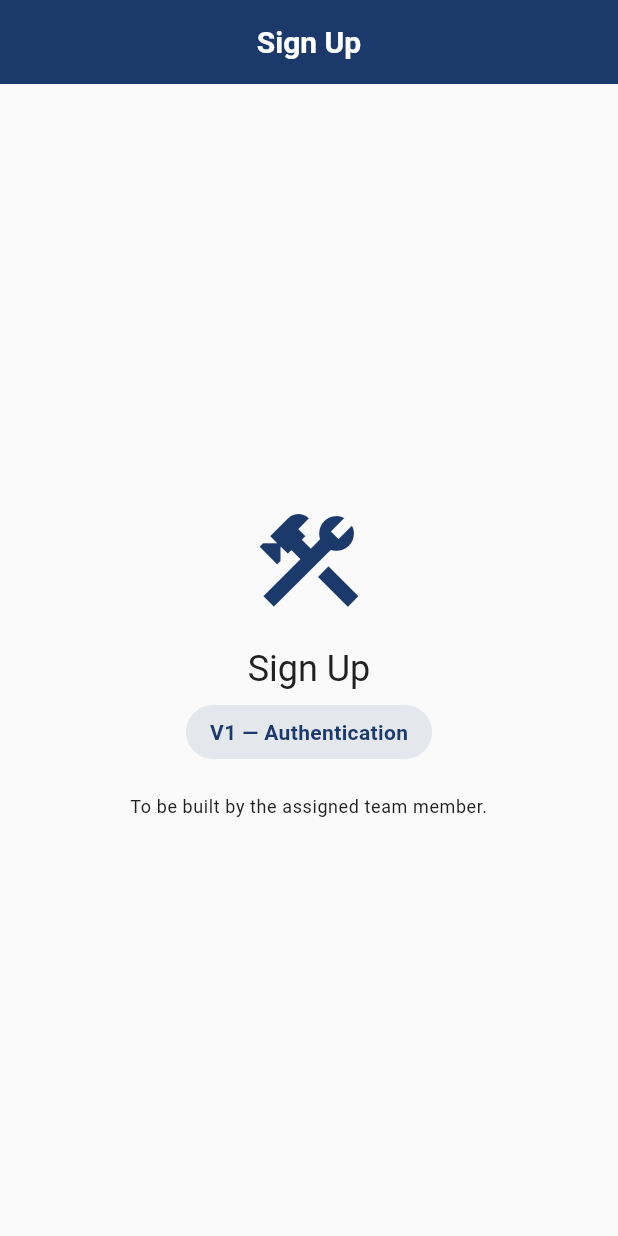
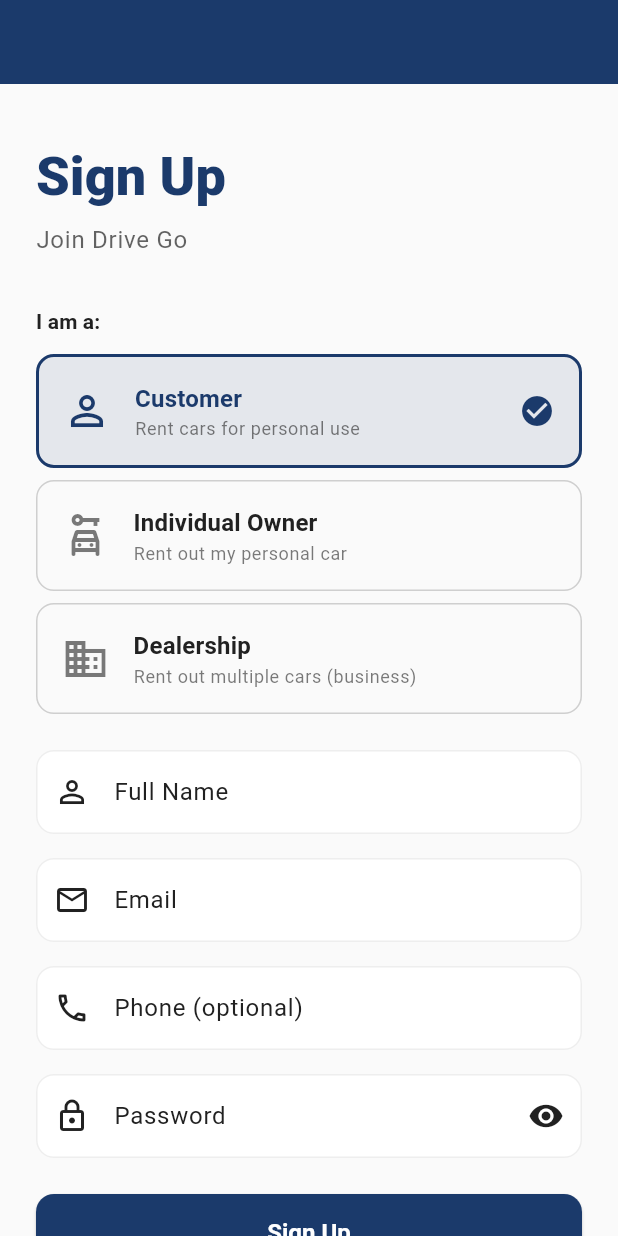
Before and after one commit to ahmedkhaledbayoumy/drive-go, a Flutter app: the LoginScreen screen opened by its route, after a tap on "Sign In", after a tap on "Sign Up", on a phone screen of 412 x 824 dp. Run offline on Flutter 3.47's test engine with Material 3 defaults, Android fonts, the phone set to English and light mode, and no system bars; our stand-ins replace cached_network_image, go_router, google_fonts, image_picker, shared_preferences, supabase_flutter; accounts and stored records are empty; network calls fail; Roboto replaces fonts that are missing (Cairo).

Commit message:
V1.2: Sign Up screen with account type picker + auth state fix

```diff
--- /dev/null
+++ b/lib/features/auth/signup_screen.dart
@@ -0,0 +1,389 @@
+import 'package:flutter/material.dart';
+import 'package:go_router/go_router.dart';
+import 'package:provider/provider.dart';
+import 'package:supabase_flutter/supabase_flutter.dart';
+import '../../l10n/app_localizations.dart';
+import '../../models/enums.dart';
+import '../../services/auth_provider.dart';
+
+class SignUpScreen extends StatefulWidget {
+  const SignUpScreen({super.key});
+
+  @override
+  State<SignUpScreen> createState() => _SignUpScreenState();
+}
+
+class _SignUpScreenState extends State<SignUpScreen> {
+  final _formKey = GlobalKey<FormState>();
+  final _emailController = TextEditingController();
+  final _passwordController = TextEditingController();
+  final _fullNameController = TextEditingController();
+  final _phoneController = TextEditingController();
+  final _businessNameController = TextEditingController();
+  final _cityController = TextEditingController();
+
+  AccountType _accountType = AccountType.customer;
+  bool _obscurePassword = true;
+  bool _loading = false;
+
+  @override
+  void dispose() {
+    _emailController.dispose();
+    _passwordController.dispose();
+    _fullNameController.dispose();
+    _phoneController.dispose();
+    _businessNameController.dispose();
+    _cityController.dispose();
+    super.dispose();
+  }
+
+  Future<void> _handleSignUp() async {
+    if (!_formKey.currentState!.validate()) return;
+    setState(() => _loading = true);
+    try {
+      await context.read<AuthProvider>().signUpWithEmail(
+            email: _emailController.text.trim(),
+            password: _passwordController.text,
+            fullName: _fullNameController.text.trim(),
+            accountType: _accountType,
+            phone: _phoneController.text.trim().isEmpty
+                ? null
+                : _phoneController.text.trim(),
+            businessName: _accountType == AccountType.dealership
+                ? _businessNameController.text.trim()
+                : null,
+            city: _cityController.text.trim().isEmpty
+                ? null
+                : _cityController.text.trim(),
+          );
+    } on AuthException catch (e) {
+      if (!mounted) return;
+      _showError(e.message);
+    } catch (_) {
+      if (!mounted) return;
+      _showError('Something went wrong. Try again.');
+    } finally {
+      if (mounted) setState(() => _loading = false);
+    }
+  }
+
+  void _showError(String msg) {
+    ScaffoldMessenger.of(context).showSnackBar(
+      SnackBar(
+        content: Text(msg),
+        backgroundColor: Theme.of(context).colorScheme.error,
+      ),
+    );
+  }
+
+  @override
+  Widget build(BuildContext context) {
+    final t = AppLocalizations.of(context)!;
+    final theme = Theme.of(context);
+
+    return Scaffold(
+      appBar: AppBar(),
+      body: SafeArea(
+        child: SingleChildScrollView(
+          padding: const EdgeInsets.all(24),
+          child: Form(
+            key: _formKey,
+            child: Column(
+              crossAxisAlignment: CrossAxisAlignment.stretch,
+              children: [
+                const SizedBox(height: 16),
+                Text(
+                  t.signUp,
+                  style: theme.textTheme.displaySmall?.copyWith(
+                    fontWeight: FontWeight.w800,
+                    color: theme.colorScheme.primary,
+                  ),
+                ),
+                const SizedBox(height: 8),
+                Text(
+                  'Join Drive Go',
+                  style: theme.textTheme.bodyLarge?.copyWith(
+                    color: theme.colorScheme.onSurface.withValues(alpha: 0.7),
+                  ),
+                ),
+                const SizedBox(height: 32),
+                Text('I am a:',
+                    style: theme.textTheme.titleSmall
+                        ?.copyWith(fontWeight: FontWeight.w600)),
+                const SizedBox(height: 12),
+                _AccountTypePicker(
+                  selected: _accountType,
+                  enabled: !_loading,
+                  onChanged: (type) => setState(() => _accountType = type),
+                ),
+                const SizedBox(height: 24),
+                TextFormField(
+                  controller: _fullNameController,
+                  textInputAction: TextInputAction.next,
+                  enabled: !_loading,
+                  decoration: const InputDecoration(
+                    labelText: 'Full Name',
+                    prefixIcon: Icon(Icons.person_outline),
+                  ),
+                  validator: (v) {
+                    if (v == null || v.trim().isEmpty) {
+                      return 'Full name is required';
+                    }
+                    if (v.trim().length < 3) return 'Name too short';
+                    return null;
+                  },
+                ),
+                const SizedBox(height: 16),
+                TextFormField(
+                  controller: _emailController,
+                  keyboardType: TextInputType.emailAddress,
+                  textInputAction: TextInputAction.next,
+                  enabled: !_loading,
+                  decoration: InputDecoration(
+                    labelText: t.email,
+                    prefixIcon: const Icon(Icons.email_outlined),
+                  ),
+                  validator: (v) {
+                    if (v == null || v.trim().isEmpty) {
+                      return 'Email is required';
+                    }
+                    if (!v.contains('@')) return 'Invalid email';
+                    return null;
+                  },
+                ),
+                const SizedBox(height: 16),
+                TextFormField(
+                  controller: _phoneController,
+                  keyboardType: TextInputType.phone,
+                  textInputAction: TextInputAction.next,
+                  enabled: !_loading,
+                  decoration: const InputDecoration(
+                    labelText: 'Phone (optional)',
+                    prefixIcon: Icon(Icons.phone_outlined),
+                  ),
+                ),
+                const SizedBox(height: 16),
+                TextFormField(
+                  controller: _passwordController,
+                  obscureText: _obscurePassword,
+                  textInputAction: _accountType == AccountType.dealership
+                      ? TextInputAction.next
+                      : TextInputAction.done,
+                  enabled: !_loading,
+                  onFieldSubmitted: _accountType != AccountType.dealership
+                      ? (_) => _handleSignUp()
+                      : null,
+                  decoration: InputDecoration(
+                    labelText: t.password,
+                    prefixIcon: const Icon(Icons.lock_outlined),
+                    suffixIcon: IconButton(
+                      icon: Icon(_obscurePassword
+                          ? Icons.visibility
+                          : Icons.visibility_off),
+                      onPressed: () =>
+                          setState(() => _obscurePassword = !_obscurePassword),
+                    ),
+                  ),
+                  validator: (v) {
+                    if (v == null || v.isEmpty) {
+                      return 'Password is required';
+                    }
+                    if (v.length < 6) return 'Min 6 characters';
+                    return null;
+                  },
+                ),
+                if (_accountType == AccountType.dealership) ...[
+                  const SizedBox(height: 16),
+                  TextFormField(
+                    controller: _businessNameController,
+                    textInputAction: TextInputAction.next,
+                    enabled: !_loading,
+                    decoration: const InputDecoration(
+                      labelText: 'Business Name',
+                      prefixIcon: Icon(Icons.business_outlined),
+                    ),
+                    validator: (v) {
+                      if (v == null || v.trim().isEmpty) {
+                        return 'Business name is required';
+                      }
+                      return null;
+                    },
+                  ),
+                  const SizedBox(height: 16),
+                  TextFormField(
+                    controller: _cityController,
+                    textInputAction: TextInputAction.done,
+                    enabled: !_loading,
+                    onFieldSubmitted: (_) => _handleSignUp(),
+                    decoration: const InputDecoration(
+                      labelText: 'City',
+                      prefixIcon: Icon(Icons.location_city_outlined),
+                    ),
+                    validator: (v) {
+                      if (v == null || v.trim().isEmpty) {
+                        return 'City is required';
+                      }
+                      return null;
+                    },
+                  ),
+                ],
+                const SizedBox(height: 24),
+                ElevatedButton(
+                  onPressed: _loading ? null : _handleSignUp,
+                  child: _loading
+                      ? const SizedBox(
+                          height: 24,
+                          width: 24,
+                          child: CircularProgressIndicator(
+                            strokeWidth: 2,
+                            color: Colors.white,
+                          ),
+                        )
+                      : Text(t.signUp),
+                ),
+                const SizedBox(height: 24),
+                Row(
+                  mainAxisAlignment: MainAxisAlignment.center,
+                  children: [
+                    Text('Already have an account? ',
+                        style: theme.textTheme.bodyMedium),
+                    TextButton(
+                      onPressed: _loading ? null : () => context.go('/login'),
+                      style: TextButton.styleFrom(
+                        padding: EdgeInsets.zero,
+                        minimumSize: const Size(50, 30),
+                      ),
+                      child: Text(t.signIn),
+                    ),
+                  ],
+                ),
+              ],
+            ),
+          ),
+        ),
+      ),
+    );
+  }
+}
+
+class _AccountTypePicker extends StatelessWidget {
+  final AccountType selected;
+  final bool enabled;
+  final ValueChanged<AccountType> onChanged;
+
+  const _AccountTypePicker({
+    required this.selected,
+    required this.enabled,
+    required this.onChanged,
+  });
+
+  @override
+  Widget build(BuildContext context) {
+    return Column(
+      children: [
+        _TypeCard(
+          icon: Icons.person_outline,
+          title: 'Customer',
+          subtitle: 'Rent cars for personal use',
+          selected: selected == AccountType.customer,
+          enabled: enabled,
+          onTap: () => onChanged(AccountType.customer),
+        ),
+        const SizedBox(height: 8),
+        _TypeCard(
+          icon: Icons.car_rental_outlined,
+          title: 'Individual Owner',
+          subtitle: 'Rent out my personal car',
+          selected: selected == AccountType.individualOwner,
+          enabled: enabled,
+          onTap: () => onChanged(AccountType.individualOwner),
+        ),
+        const SizedBox(height: 8),
+        _TypeCard(
+          icon: Icons.business_outlined,
+          title: 'Dealership',
+          subtitle: 'Rent out multiple cars (business)',
+          selected: selected == AccountType.dealership,
+          enabled: enabled,
+          onTap: () => onChanged(AccountType.dealership),
+        ),
+      ],
+    );
+  }
+}
+
+class _TypeCard extends StatelessWidget {
+  final IconData icon;
+  final String title;
+  final String subtitle;
+  final bool selected;
+  final bool enabled;
+  final VoidCallback onTap;
+
+  const _TypeCard({
+    required this.icon,
+    required this.title,
+    required this.subtitle,
+    required this.selected,
+    required this.enabled,
+    required this.onTap,
+  });
+
+  @override
+  Widget build(BuildContext context) {
+    final theme = Theme.of(context);
+    return InkWell(
+      onTap: enabled ? onTap : null,
+      borderRadius: BorderRadius.circular(12),
+      child: Container(
+        padding: const EdgeInsets.all(16),
+        decoration: BoxDecoration(
+          color: selected
+              ? theme.colorScheme.primary.withValues(alpha: 0.1)
+              : Colors.transparent,
+          border: Border.all(
+            color: selected
+                ? theme.colorScheme.primary
+                : theme.colorScheme.onSurface.withValues(alpha: 0.2),
+            width: selected ? 2 : 1,
+          ),
+          borderRadius: BorderRadius.circular(12),
+        ),
+        child: Row(
+          children: [
+            Icon(
+              icon,
+              size: 32,
+              color: selected
+                  ? theme.colorScheme.primary
+                  : theme.colorScheme.onSurface.withValues(alpha: 0.6),
+            ),
+            const SizedBox(width: 16),
+            Expanded(
+              child: Column(
+                crossAxisAlignment: CrossAxisAlignment.start,
+                children: [
+                  Text(
+                    title,
+                    style: theme.textTheme.titleMedium?.copyWith(
+                      fontWeight: FontWeight.w700,
+                      color: selected ? theme.colorScheme.primary : null,
+                    ),
+                  ),
+                  Text(
+                    subtitle,
+                    style: theme.textTheme.bodySmall?.copyWith(
+                      color: theme.colorScheme.onSurface.withValues(alpha: 0.6),
+                    ),
+                  ),
+                ],
+              ),
+            ),
+            if (selected)
+              Icon(Icons.check_circle, color: theme.colorScheme.primary),
+          ],
+        ),
+      ),
+    );
+  }
+}
--- a/lib/features/shared/placeholder_screen.dart
+++ b/lib/features/shared/placeholder_screen.dart
@@ -1,8 +1,9 @@
 import 'package:flutter/material.dart';
 import 'package:go_router/go_router.dart';
+import 'package:provider/provider.dart';
+import '../../services/auth_provider.dart';
 
 /// Generic placeholder used for every screen that hasn't been built yet.
-/// Each vertical owner will replace these with real implementations.
 class PlaceholderScreen extends StatelessWidget {
   final String screenName;
   final String verticalOwner;
@@ -15,6 +16,8 @@
 
   @override
   Widget build(BuildContext context) {
+    final auth = context.watch<AuthProvider>();
+
     return Scaffold(
       appBar: AppBar(
         title: Text(screenName),
@@ -24,6 +27,15 @@
                 onPressed: () => context.pop(),
               )
             : null,
+        actions: [
+          // Temporary logout button for development (until V1.5 Settings is built)
+          if (auth.isAuthenticated || auth.isGuest)
+            IconButton(
+              icon: const Icon(Icons.logout),
+              tooltip: 'Sign out',
+              onPressed: () => auth.signOut(),
+            ),
+        ],
       ),
       body: Center(
         child: Padding(
@@ -46,7 +58,10 @@
                 padding:
                     const EdgeInsets.symmetric(horizontal: 16, vertical: 8),
                 decoration: BoxDecoration(
-                  color: Theme.of(context).colorScheme.primary.withValues(alpha: 0.1),
+                  color: Theme.of(context)
+                      .colorScheme
+                      .primary
+                      .withValues(alpha: 0.1),
                   borderRadius: BorderRadius.circular(20),
                 ),
                 child: Text(
--- a/lib/services/app_router.dart
+++ b/lib/services/app_router.dart
@@ -3,6 +3,7 @@
 import '../features/welcome/welcome_screen.dart';
 import 'auth_provider.dart';
 import '../features/auth/login_screen.dart';
+import '../features/auth/signup_screen.dart';
 
 class AppRouter {
   static GoRouter create(AuthProvider auth) {
@@ -46,10 +47,7 @@
 
         // V1 — Authentication
         GoRoute(path: '/login', builder: (_, __) => const LoginScreen()),
-        GoRoute(
-            path: '/signup',
-            builder: (_, __) => const PlaceholderScreen(
-                screenName: 'Sign Up', verticalOwner: 'V1 — Authentication')),
+        GoRoute(path: '/signup', builder: (_, __) => const SignUpScreen()),
         GoRoute(
             path: '/forgot-password',
             builder: (_, __) => const PlaceholderScreen(
--- a/lib/services/auth_provider.dart
+++ b/lib/services/auth_provider.dart
@@ -1,7 +1,7 @@
 import 'package:flutter/foundation.dart';
 import 'package:supabase_flutter/supabase_flutter.dart';
+import '../models/enums.dart';
 import '../models/models.dart';
-import '../models/enums.dart';
 
 /// Three states the app can be in.
 enum AppAuthState { unauthenticated, guest, authenticated }
@@ -34,6 +34,7 @@
   void _handleAuthChange(AuthState event) {
     if (event.session != null) {
       _state = AppAuthState.authenticated;
+      notifyListeners();
       _loadProfile();
     } else if (_state == AppAuthState.authenticated) {
       _state = AppAuthState.unauthenticated;
@@ -51,7 +52,7 @@
       _currentProfile = Profile.fromJson(response);
       notifyListeners();
     } catch (_) {
-      // Profile doesn't exist yet — V1 creates it during signup.
+      // Profile doesn't exist yet — created during signup.
     }
   }
 
@@ -61,7 +62,9 @@
   }
 
   Future<void> signOut() async {
-    await _supabase.auth.signOut();
+    if (_state == AppAuthState.authenticated) {
+      await _supabase.auth.signOut();
+    }
     _state = AppAuthState.unauthenticated;
     _currentProfile = null;
     notifyListeners();
```
